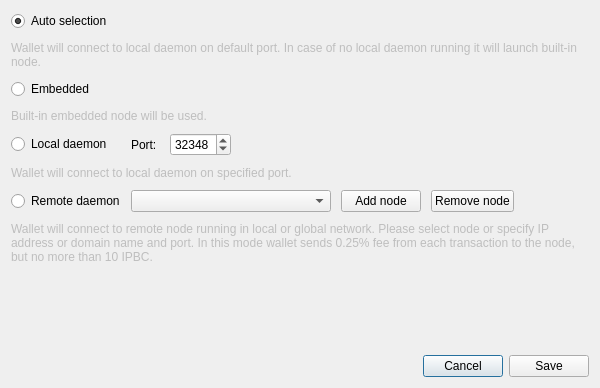
ipbc-dev/bittube-wallet-old, file src/gui/ui/connectionsettingsdialog.ui: the form before one commit.
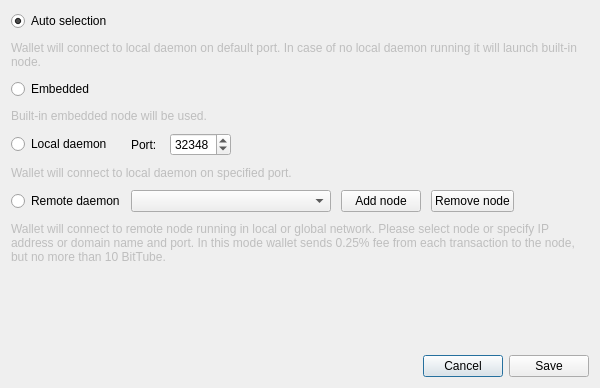
The form after the commit. Icons and pictures are not drawn.

Commit message: Changed IPBC to BitTube

Patch:
```diff
--- a/src/gui/ui/connectionsettingsdialog.ui
+++ b/src/gui/ui/connectionsettingsdialog.ui
@@ -248,7 +248,7 @@
         </size>
        </property>
        <property name="text">
-        <string>Wallet will connect to remote node running in local or global network. Please select node or specify IP address or domain name and port. In this mode wallet sends 0.25% fee from each transaction to the node, but no more than 10 IPBC.</string>
+        <string>Wallet will connect to remote node running in local or global network. Please select node or specify IP address or domain name and port. In this mode wallet sends 0.25% fee from each transaction to the node, but no more than 10 BitTube.</string>
        </property>
        <property name="wordWrap">
         <bool>true</bool>
```
The commit also changes 96 other files.
